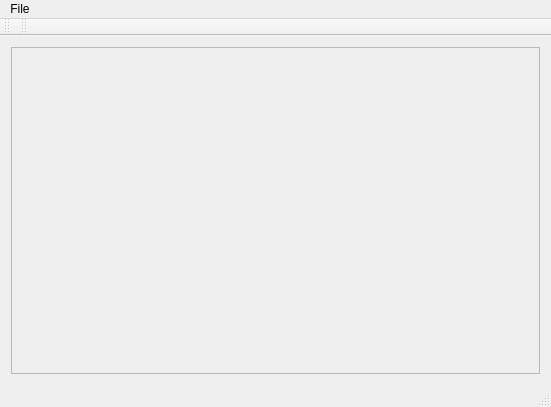
Old version of the form mainwindow.ui in the repository mattrichard/prog4.
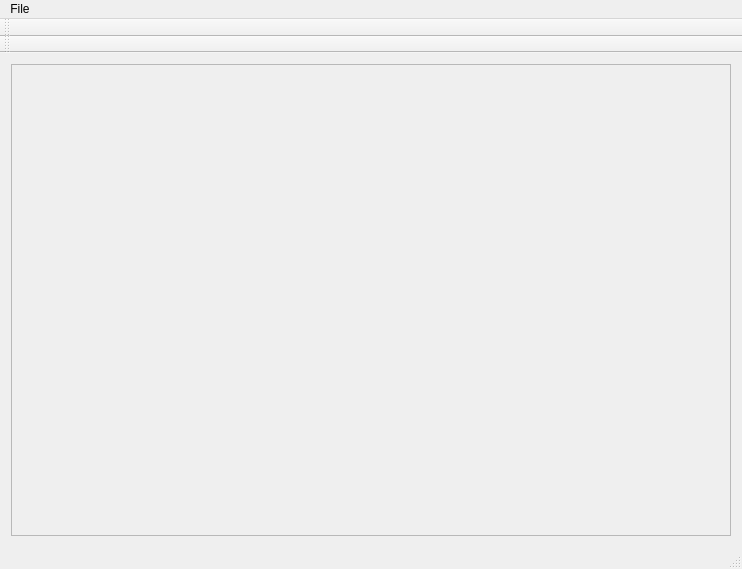
New version of the form.

Diff of the .ui file:
```diff
--- a/mainwindow.ui
+++ b/mainwindow.ui
@@ -6,8 +6,8 @@
    <rect>
     <x>0</x>
     <y>0</y>
-    <width>551</width>
-    <height>407</height>
+    <width>742</width>
+    <height>569</height>
    </rect>
   </property>
   <property name="windowTitle">
@@ -46,8 +46,8 @@
         <rect>
          <x>0</x>
          <y>0</y>
-         <width>531</width>
-         <height>321</height>
+         <width>722</width>
+         <height>472</height>
         </rect>
        </property>
        <property name="sizePolicy">
@@ -87,7 +87,7 @@
     <rect>
      <x>0</x>
      <y>0</y>
-     <width>551</width>
+     <width>742</width>
      <height>27</height>
     </rect>
    </property>
@@ -120,7 +120,7 @@
     <enum>TopToolBarArea</enum>
    </attribute>
    <attribute name="toolBarBreak">
-    <bool>false</bool>
+    <bool>true</bool>
    </attribute>
   </widget>
   <action name="actionExit">
```
